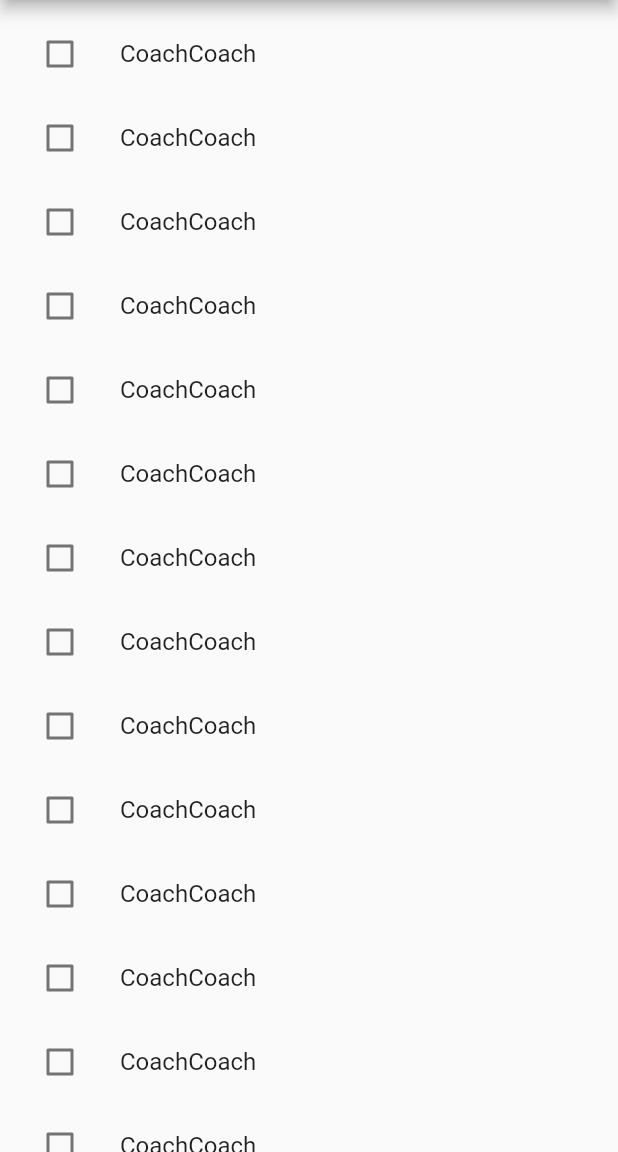
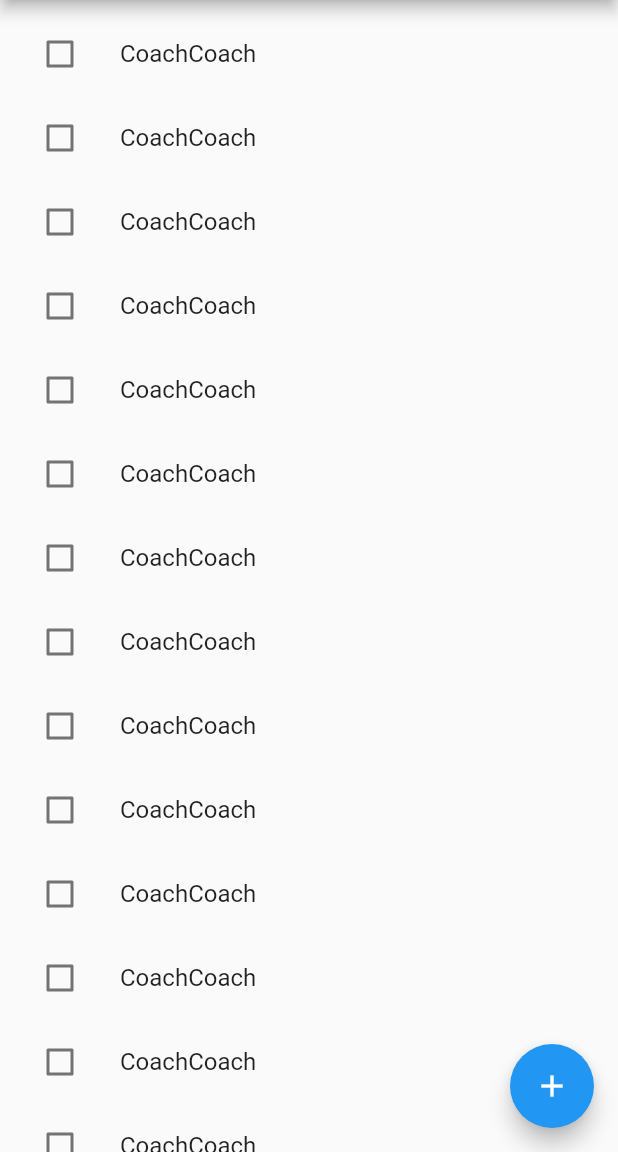
Before and after one commit to maximzavadskiy/startup-name-generator, a Flutter app: the screen it shows after launch, on a phone screen of 412 x 824 dp, the part 84-1236 px from its top. Run offline on Flutter 3.47's test engine with Material 2 defaults, Android fonts, the phone set to English and light mode, and no system bars.

Commit message:
Fix changing starutp names on selection, WIP on show selected only

```diff
--- a/lib/main.dart
+++ b/lib/main.dart
@@ -51,6 +51,10 @@ class StartupNameList extends StatefulWidget {
 
 class _StartupNameListState extends State<StartupNameList> {
   Map<int, bool> namesSelected = {};
+  bool showOnlySelected = false;
+
+  final startupNames =
+      List<String>.generate(50, (index) => nextRandStartupName());
 
   @override
   Widget build(BuildContext context) {
@@ -70,20 +74,34 @@ class _StartupNameListState extends State<StartupNameList> {
           child: ListView(
         restorationId: 'list_view',
         padding: const EdgeInsets.symmetric(vertical: 8),
-            children: [
-              for (int index = 1; index < 21; index++)
-                ListTile(
+        children: startupNames
+            .asMap()
+            .entries
+            .where((entry) =>
+                !showOnlySelected || (namesSelected[entry.key] ?? false))
+            .map((entry) {
+          int index = entry.key;
+          String name = entry.value;
+
+          return ListTile(
               leading: Checkbox(
-                    value:  namesSelected[index] ?? false,
+                  value: namesSelected[index] ?? false,
                   onChanged: (bool? value) {
                     setState(() {
-                          namesSelected[index]  = value ?? false;
+                      namesSelected[index] = value ?? false;
                     });
                   }),
-                    title: Text(nextRandStartupName())),
-            ],
-          ),
-        ));
+              title: Text(name));
+        }).toList(),
+      )),
+      floatingActionButton: FloatingActionButton(
+        onPressed: () => setState(() {
+          showOnlySelected = !showOnlySelected;
+        }),
+        tooltip: 'Show selected',
+        child: const Icon(Icons.add),
+      ), // This trailing comma makes auto-formatting nicer for build methods.
+    );
   }
 }
 
```
Lines whose indentation alone changed are shown as unchanged.
